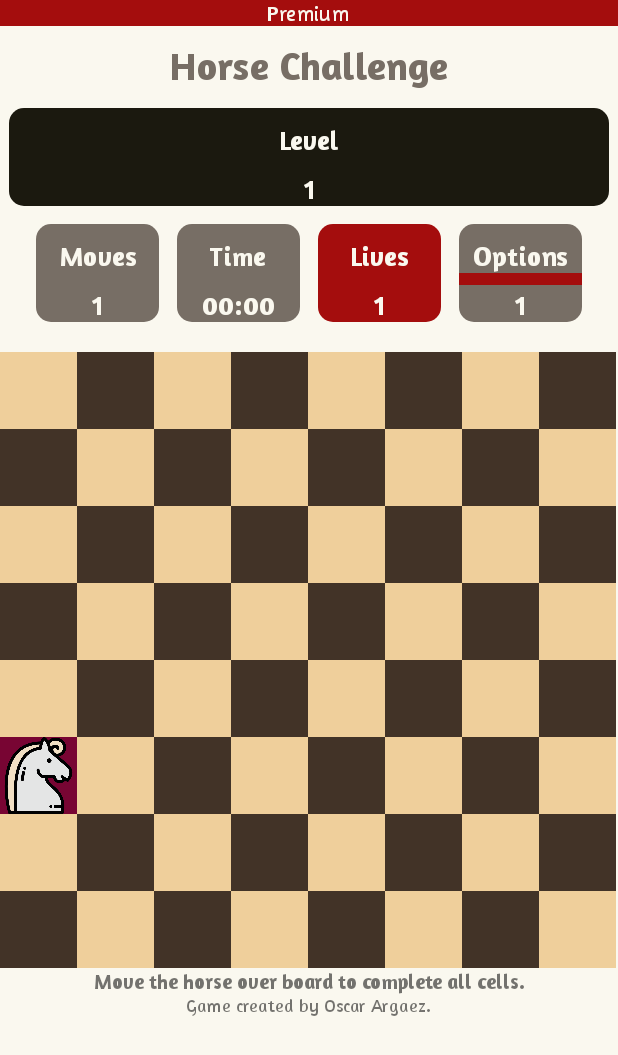
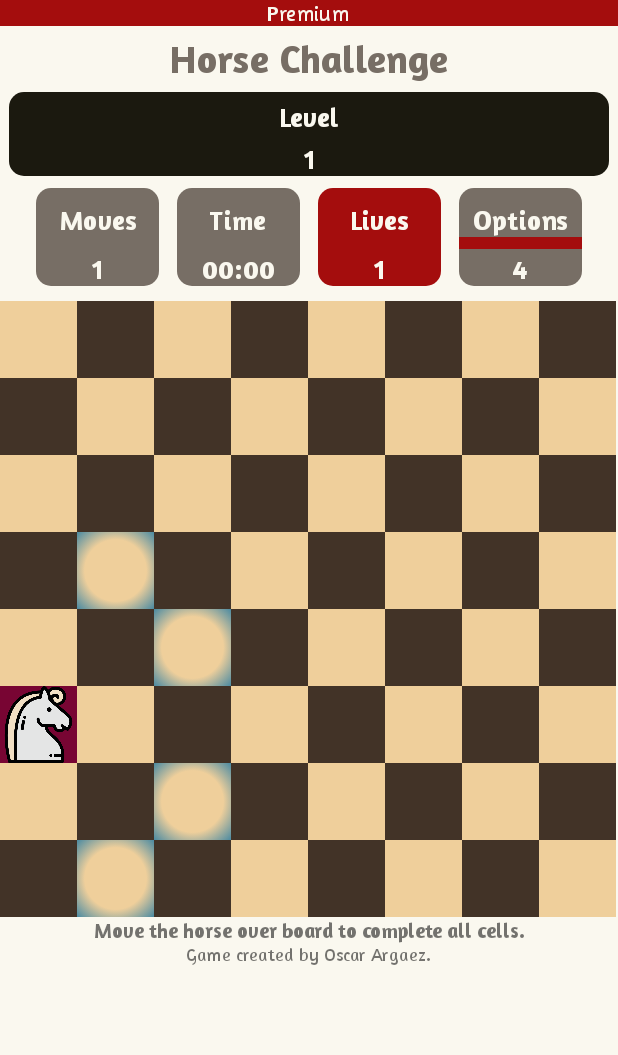
Before and after one commit to Riz3nd/horsechallenger, an Android app: the screen it shows after launch (MainActivity), on a phone screen of 412 x 824 dp. Shown: the top 1055 px of the screen. Run offline under Robolectric (Android 15) with nearby library versions, the phone set to English and light mode, and no system bars.

Commit message:
192. Contol de opciones V2

```diff
--- a/app/src/main/java/com/riz3nd/seccion14/MainActivity.kt
+++ b/app/src/main/java/com/riz3nd/seccion14/MainActivity.kt
@@ -8,6 +8,7 @@ import android.view.View
 import android.widget.ImageView
 import android.widget.LinearLayout
 import android.widget.TableRow
+import android.widget.TextView
 import androidx.core.content.ContextCompat
 
 class MainActivity : AppCompatActivity() {
@@ -15,6 +16,8 @@ class MainActivity : AppCompatActivity() {
     var cellSelected_y = 0
     private lateinit var board:Array<IntArray>
     private var options = 0
+    var nameColorBlack = "black_cell"
+    var nameColorWhite = "white_cell"
 
     override fun onCreate(savedInstanceState: Bundle?) {
         super.onCreate(savedInstanceState)
@@ -92,8 +95,30 @@ class MainActivity : AppCompatActivity() {
         paintHorseCell(cellSelected_x, cellSelected_y, "previus_cell")
         cellSelected_x = x
         cellSelected_y = y
+        clearOptions()
         paintHorseCell(x, y, "selected_cell")
         checkOptions(x, y)
+    }
+
+    private fun clearOptions() {
+        for (i in 0..7){
+            for (j in 0..7){
+                if (board[i][j] == 9 || board[i][j] == 2){
+                    if (board[i][j] == 9) board[i][j] = 0
+                    clearOptions(i, j)
+                }
+            }
+        }
+    }
+
+    private fun clearOptions(x: Int, y: Int){
+        var iv:ImageView = findViewById(resources.getIdentifier("c$x$y","id", packageName))
+        if(checkColorCell(x, y) == "black") iv.setBackgroundColor(ContextCompat.getColor(
+            this, resources.getIdentifier(nameColorBlack, "color", packageName)))
+        else iv.setBackgroundColor(ContextCompat.getColor(
+            this, resources.getIdentifier(nameColorWhite, "color", packageName)))
+        if (board[x][y] == 1) iv.setBackgroundColor(ContextCompat.getColor(
+            this, resources.getIdentifier("previus_cell", "color", packageName)))
     }
 
     private fun checkOptions(x: Int, y: Int) {
@@ -106,12 +131,38 @@ class MainActivity : AppCompatActivity() {
         checkMove(x, y, -2, 1)    // check move left long -top
         checkMove(x, y, -1, -2)   // check move left - bottom long
         checkMove(x, y, -2, -1)   // check move left long bottom
+        var tvOptionsData = findViewById<TextView>(R.id.tvOptonsData)
+        tvOptionsData.text = options.toString()
     }
 
     private fun checkMove(x: Int, y: Int, mov_x: Int, mov_y: Int) {
         var option_x = x + mov_x
         var option_y = y + mov_y
+        if(option_x < 8 && option_y <8 && option_x >= 0 && option_y >= 0){
+            if(board[option_x][option_y] == 0 ||
+                board[option_x][option_y] == 2){
+                options++
+                paintOptions(option_x, option_y)
+                board[option_x][option_y] = 9
 
+            }
+        }
+
+    }
+
+    private fun paintOptions(x: Int, y: Int) {
+        var iv:ImageView = findViewById(resources.getIdentifier("c$x$y","id", packageName))
+        if(checkColorCell(x, y) == "black") iv.setBackgroundResource(R.drawable.option_black)
+        else iv.setBackgroundResource(R.drawable.option_white)
+    }
+
+    private fun checkColorCell(x: Int, y: Int): String {
+        var blackColumn_x = arrayOf(0,2,4,6)
+        var blackRow_x = arrayOf(1,3,5,7)
+        if((blackColumn_x.contains(x) && blackColumn_x.contains(y))
+            || (blackRow_x.contains(x) && blackRow_x.contains(y)))
+                return "black"
+        else return  "white"
     }
 
     private fun paintHorseCell(x: Int, y: Int, color: String) {
--- /dev/null
+++ b/app/src/main/res/drawable/option_black.xml
@@ -0,0 +1,15 @@
+<?xml version="1.0" encoding="utf-8"?>
+<selector xmlns:android="http://schemas.android.com/apk/res/android">
+    <item>
+        <shape android:shape="rectangle">
+            <stroke android:width="0dp" android:color="@color/enable_cell"/>
+            <gradient
+                android:type="radial"
+                android:gradientRadius="70%"
+                android:startColor="@color/black_cell"
+                android:centerColor="@color/black_cell"
+                android:endColor="@color/enable_cell"
+                />
+        </shape>
+    </item>
+</selector>
--- /dev/null
+++ b/app/src/main/res/drawable/option_white.xml
@@ -0,0 +1,15 @@
+<?xml version="1.0" encoding="utf-8"?>
+<selector xmlns:android="http://schemas.android.com/apk/res/android">
+    <item>
+        <shape android:shape="rectangle">
+            <stroke android:width="0dp" android:color="@color/enable_cell"/>
+            <gradient
+                android:type="radial"
+                android:gradientRadius="80%"
+                android:startColor="@color/white_cell"
+                android:centerColor="@color/white_cell"
+                android:endColor="@color/enable_cell"
+                />
+        </shape>
+    </item>
+</selector>
--- a/app/src/main/res/layout/activity_main.xml
+++ b/app/src/main/res/layout/activity_main.xml
@@ -41,7 +41,7 @@
                 android:id="@+id/tvTitle"
                 android:layout_width="match_parent"
                 android:layout_height="wrap_content"
-                android:layout_marginTop="10dp"
+                android:layout_marginTop="5dp"
                 android:fontFamily="@font/amaranth_bold"
                 android:text="@string/title"
                 android:textAlignment="center"
@@ -53,10 +53,10 @@
                 android:layout_width="match_parent"
                 android:layout_height="wrap_content"
                 android:layout_marginHorizontal="6dp"
-                android:layout_marginTop="12dp"
+                android:layout_marginTop="6dp"
                 android:background="@drawable/bg_title_top"
                 android:fontFamily="@font/amaranth_bold"
-                android:paddingTop="10dp"
+                android:paddingTop="5dp"
                 android:text="@string/level"
                 android:textAlignment="center"
                 android:textColor="@color/app_color_light"
@@ -69,7 +69,7 @@
                 android:layout_marginHorizontal="6dp"
                 android:background="@drawable/bg_title_bottom"
                 android:fontFamily="@font/amaranth_bold"
-                android:paddingTop="10dp"
+                android:paddingTop="5dp"
                 android:text="1"
                 android:textAlignment="center"
                 android:textColor="@color/app_color_light"
@@ -93,7 +93,7 @@
                         android:layout_width="match_parent"
                         android:layout_height="wrap_content"
                         android:layout_marginHorizontal="6dp"
-                        android:layout_marginTop="12dp"
+                        android:layout_marginTop="8dp"
                         android:background="@drawable/bg_data_top"
                         android:fontFamily="@font/amaranth_bold"
                         android:paddingTop="10dp"
@@ -127,7 +127,7 @@
                         android:layout_width="match_parent"
                         android:layout_height="wrap_content"
                         android:layout_marginHorizontal="6dp"
-                        android:layout_marginTop="12dp"
+                        android:layout_marginTop="8dp"
                         android:background="@drawable/bg_data_top"
                         android:fontFamily="@font/amaranth_bold"
                         android:paddingTop="10dp"
@@ -161,7 +161,7 @@
                         android:layout_width="match_parent"
                         android:layout_height="wrap_content"
                         android:layout_marginHorizontal="6dp"
-                        android:layout_marginTop="12dp"
+                        android:layout_marginTop="8dp"
                         android:background="@drawable/bg_live_top"
                         android:fontFamily="@font/amaranth_bold"
                         android:paddingTop="10dp"
@@ -195,7 +195,7 @@
                         android:layout_width="match_parent"
                         android:layout_height="wrap_content"
                         android:layout_marginHorizontal="6dp"
-                        android:layout_marginTop="12dp"
+                        android:layout_marginTop="8dp"
                         android:background="@drawable/bg_data_top"
                         android:fontFamily="@font/amaranth_bold"
                         android:paddingTop="10dp"
@@ -234,7 +234,7 @@
                     android:layout_width="match_parent"
                     android:layout_height="wrap_content"
                     android:gravity="center"
-                    android:paddingTop="20dp">
+                    android:paddingTop="10dp">
 
                     <TableRow android:weightSum="8">
 
```
